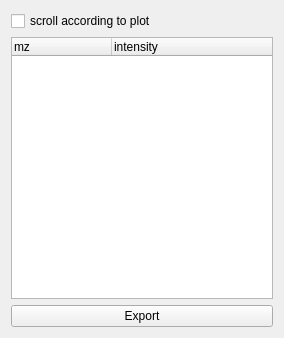
Old version of the form Orbitool/UI/Spectrum.ui in the repository l460289052/Orbitool.
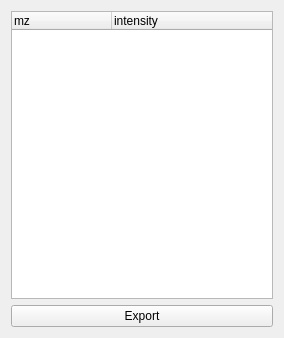
New version of the form.

```diff
--- a/Orbitool/UI/Spectrum.ui
+++ b/Orbitool/UI/Spectrum.ui
@@ -14,13 +14,6 @@
    <string>Form</string>
   </property>
   <layout class="QVBoxLayout" name="verticalLayout">
-   <item>
-    <widget class="QCheckBox" name="checkBox">
-     <property name="text">
-      <string>scroll according to plot</string>
-     </property>
-    </widget>
-   </item>
    <item>
     <widget class="QTableWidget" name="tableWidget">
      <property name="verticalScrollMode">
```
